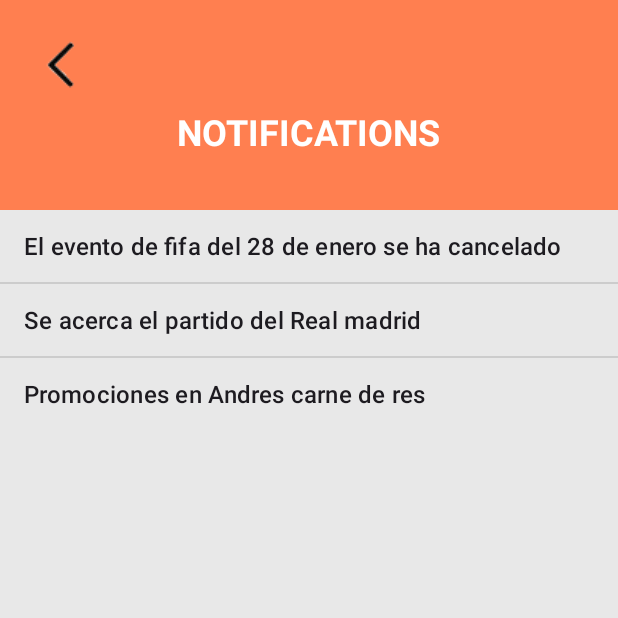
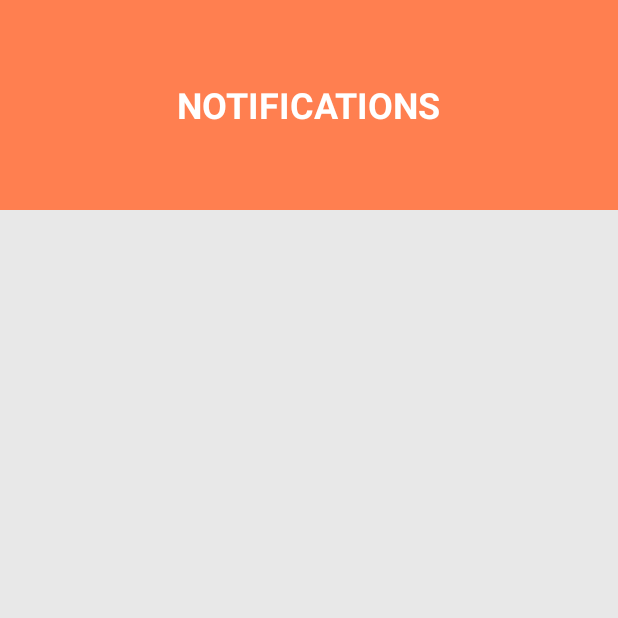
Before and after one commit to Intro-CompuMovil/SpotVibe, an Android app: the Notificaciones screen opened directly, with no data from a screen before it, on a phone screen of 412 x 824 dp, the top half of it. Run offline under Robolectric (Android 15) with nearby library versions, the phone set to English and light mode, and no system bars; our stand-ins replace Firebase (no records; nobody signed in at launch, a user with empty details on screens opened directly); 3 statements that could not run were skipped.

Commit message:
notificacion crear evento

```diff
--- a/app/src/main/java/com/example/spotvibe/HomeDuenio.kt
+++ b/app/src/main/java/com/example/spotvibe/HomeDuenio.kt
@@ -42,6 +42,7 @@ class HomeDuenio : AppCompatActivity() {
             startActivity(intent2)
         }
         findViewById<ImageView>(R.id.notificationbtnx).setOnClickListener {
+            intent3.putExtra("user_email", emailduenio)
             startActivity(intent3)
         }
 
--- /dev/null
+++ b/app/src/main/java/com/example/spotvibe/Notificacion.kt
@@ -0,0 +1,6 @@
+package com.example.spotvibe
+
+data class Notificacion(
+    val email: String = "",
+    val mensaje: String = ""
+)
--- a/app/src/main/java/com/example/spotvibe/Notificaciones.kt
+++ b/app/src/main/java/com/example/spotvibe/Notificaciones.kt
@@ -4,16 +4,48 @@ import androidx.appcompat.app.AppCompatActivity
 import android.os.Bundle
 import android.widget.ArrayAdapter
 import android.widget.ListView
+import com.google.firebase.database.*
 
 class Notificaciones : AppCompatActivity() {
 
-    var datos = arrayOf("El evento de fifa del 28 de enero se ha cancelado", "Se acerca el partido del Real madrid", "Promociones en Andres carne de res")
+    private lateinit var listView: ListView
+    private lateinit var adapter: ArrayAdapter<String>
+    private lateinit var notificacionesList: MutableList<String>
+    private lateinit var database: DatabaseReference
+    private lateinit var emailCreador: String
+
     override fun onCreate(savedInstanceState: Bundle?) {
         super.onCreate(savedInstanceState)
         setContentView(R.layout.activity_notificaciones)
 
-        val adapter = ArrayAdapter(this, android.R.layout.simple_list_item_1, datos)
-        val listView: ListView = findViewById(R.id.lista)
-        listView.adapter=adapter
+        emailCreador = intent.getStringExtra("user_email").toString()
+        notificacionesList = mutableListOf()
+        adapter = ArrayAdapter(this, android.R.layout.simple_list_item_1, notificacionesList)
+
+        listView = findViewById(R.id.lista)
+        listView.adapter = adapter
+
+        database = FirebaseDatabase.getInstance().reference.child("notificaciones")
+        loadNotificaciones()
+    }
+
+    private fun loadNotificaciones() {
+        val query = database.orderByChild("email").equalTo(emailCreador)
+        query.addValueEventListener(object : ValueEventListener {
+            override fun onDataChange(snapshot: DataSnapshot) {
+                notificacionesList.clear()
+                for (notificacionSnapshot in snapshot.children) {
+                    val notificacion = notificacionSnapshot.getValue(Notificacion::class.java)
+                    notificacion?.let {
+                        notificacionesList.add(it.mensaje)
+                    }
+                }
+                adapter.notifyDataSetChanged()
+            }
+
+            override fun onCancelled(error: DatabaseError) {
+                // Manejar errores
+            }
+        })
     }
 }
--- a/app/src/main/res/layout/activity_notificaciones.xml
+++ b/app/src/main/res/layout/activity_notificaciones.xml
@@ -1,45 +1,39 @@
 <?xml version="1.0" encoding="utf-8"?>
-<RelativeLayout
+<LinearLayout
     xmlns:android="http://schemas.android.com/apk/res/android"
     xmlns:app="http://schemas.android.com/apk/res-auto"
     xmlns:tools="http://schemas.android.com/tools"
     android:layout_width="match_parent"
     android:layout_height="match_parent"
+    android:orientation="vertical"
     tools:context=".eventosInscritos"
     android:background="@color/fondo">
 
-    <View
+    <!-- Encabezado Section -->
+    <LinearLayout
         android:id="@+id/Encabezado"
-        android:layout_width="wrap_content"
+        android:layout_width="match_parent"
         android:layout_height="140dp"
-        android:background="@color/naranja" />
-
-    <ImageView
-        android:id="@+id/back_icon"
-        android:layout_width="wrap_content"
-        android:layout_height="wrap_content"
-        android:layout_marginStart="16dp"
-        android:layout_marginTop="16dp"
-        android:src="@drawable/ic_back"
-        />
+        android:background="@color/naranja"
+        android:gravity="center"
+        android:orientation="vertical">
 
         <TextView
             android:id="@+id/Titulo"
             android:layout_width="wrap_content"
             android:layout_height="wrap_content"
-        android:layout_below="@+id/back_icon"
-        android:layout_centerHorizontal="true"
             android:text="NOTIFICATIONS"
             android:textColor="@color/white"
             android:textSize="24sp"
             android:textStyle="bold" />
+    </LinearLayout>
 
+    <!-- ListView Section -->
     <ListView
+        android:layout_margin="10dp"
         android:id="@+id/lista"
         android:layout_width="match_parent"
         android:layout_height="wrap_content"
-        android:layout_below="@+id/Encabezado"
         android:background="@color/fondo"
-        />
-
-</RelativeLayout>
+        android:layout_weight="1" />
+</LinearLayout>
```
Also changed, not shown: app/src/main/java/com/example/spotvibe/DuenioCreaEvento.kt (+21 -2 lines), app/src/main/res/layout/activity_home_duenio.xml (+26 -42 lines). Lines whose indentation alone changed are shown as unchanged.
